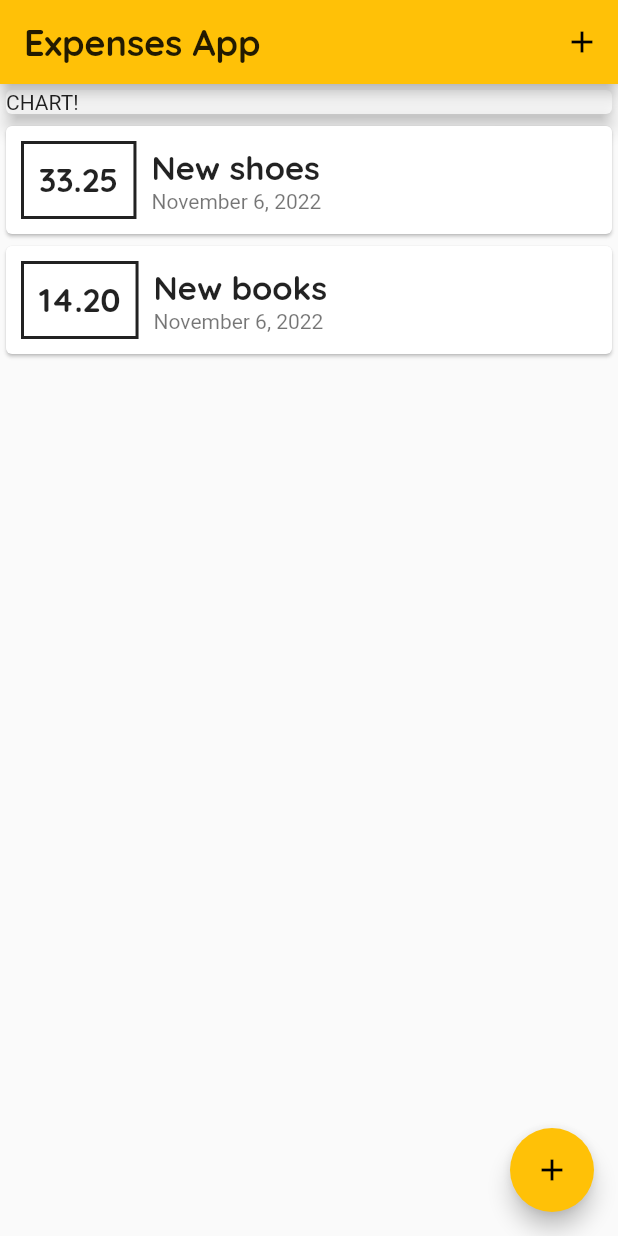
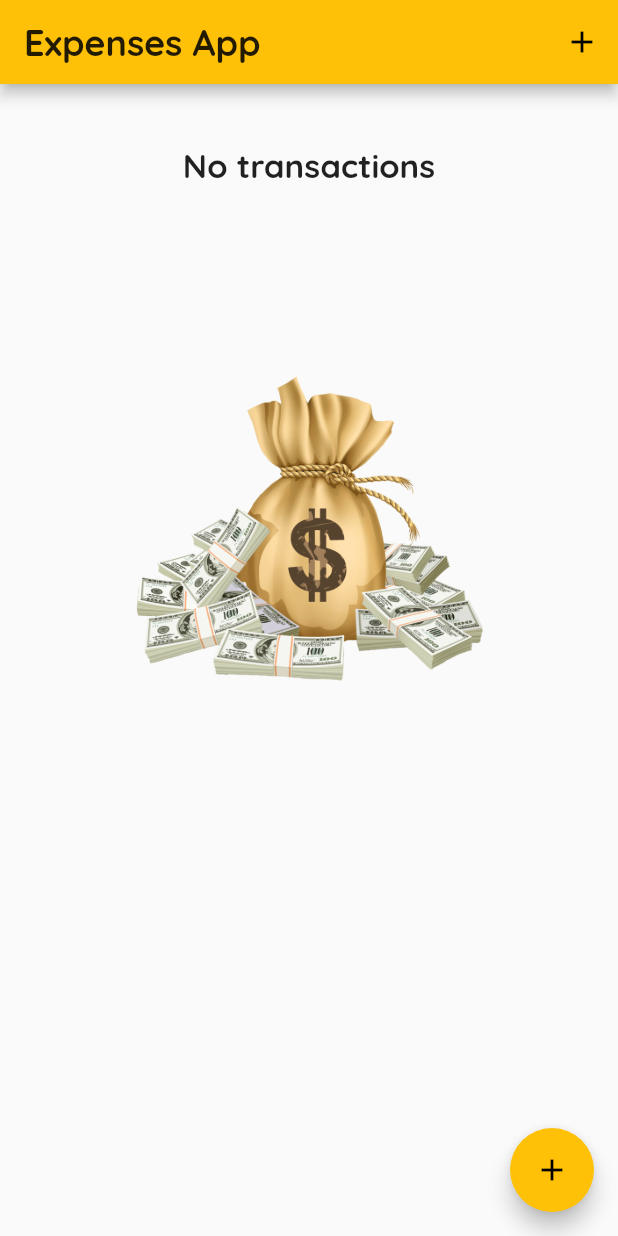
Before and after one commit to Kvitusja/expenses_tracker, a Flutter app: the screen it shows after launch, on a phone screen of 412 x 824 dp. Run offline on Flutter 3.47's test engine with Material 2 defaults, Android fonts, the phone set to English and light mode, and no system bars.

Commit message:
chart added

```diff
--- a/lib/main.dart
+++ b/lib/main.dart
@@ -13,6 +13,7 @@ class MyApp extends StatelessWidget {
   @override
   Widget build(BuildContext context) {
     return MaterialApp(
+      debugShowCheckedModeBanner: false,
       theme: ThemeData(
         fontFamily: 'Quicksand',
         textTheme: ThemeData.light().textTheme.copyWith(
--- /dev/null
+++ b/lib/widgets/chart.dart
@@ -0,0 +1,40 @@
+import 'package:expenses_tracker/models/transactions.dart';
+import 'package:flutter/material.dart';
+import 'package:intl/intl.dart';
+
+class Chart extends StatelessWidget {
+  final List<Transactions> recentTransactions;
+  List<Map<String, Object>> get groupedTransactionValues {
+    return List.generate(7, (index) {
+      final weekDay = DateTime.now().subtract(
+        Duration(days: index),
+      );
+
+      double totalSum = 0.0;
+      for (var i = 0; i <= recentTransactions.length; i++) {
+        if (recentTransactions[i].date.day == weekDay.day &&
+            recentTransactions[i] == weekDay.month &&
+            recentTransactions[i] == weekDay.year) {
+          totalSum += recentTransactions[i].amount;
+        }
+      }
+      return {
+        'day': DateFormat.E().format(weekDay),
+        'amount': totalSum.toStringAsFixed(2),
+      };
+    });
+  }
+
+  const Chart({Key? key, required this.recentTransactions}) : super(key: key);
+
+  @override
+  Widget build(BuildContext context) {
+    return Card(
+      elevation: 6,
+      margin: const EdgeInsets.all(20.0),
+      child: Row(
+        children: [],
+      ),
+    );
+  }
+}
--- a/lib/widgets/main_screen_widget.dart
+++ b/lib/widgets/main_screen_widget.dart
@@ -1,3 +1,4 @@
+import 'package:expenses_tracker/widgets/chart.dart';
 import 'package:expenses_tracker/widgets/transactions_list.dart';
 import 'package:flutter/material.dart';
 import '../models/transactions.dart';
@@ -11,20 +12,30 @@ class MainScreenWidget extends StatefulWidget {
 }
 
 class _MainScreenWidgetState extends State<MainScreenWidget> {
-  final List<Transactions> userTransactions = [
-    Transactions(
-      id: 't1',
-      title: 'New shoes',
-      amount: 33.25,
-      date: DateTime.now(),
-    ),
-    Transactions(
-      id: 't2',
-      title: 'New books',
-      amount: 14.2,
-      date: DateTime.now(),
-    ),
+  final List<Transactions> _userTransactions = [
+    // Transactions(
+    //   id: 't1',
+    //   title: 'New shoes',
+    //   amount: 33.25,
+    //   date: DateTime.now(),
+    // ),
+    // Transactions(
+    //   id: 't2',
+    //   title: 'New books',
+    //   amount: 14.2,
+    //   date: DateTime.now(),
+    // ),
   ];
+
+  List<Transactions> get _recentTransactions {
+    return _userTransactions.where((element) {
+      return element.date.isAfter(
+        DateTime.now().subtract(
+          const Duration(days: 7),
+        ),
+      );
+    }).toList();
+  }
 
   void _addNewTransaction(String newTitle, double newAmount) {
     final newTransaction = Transactions(
@@ -35,7 +46,7 @@ class _MainScreenWidgetState extends State<MainScreenWidget> {
     );
 
     setState(() {
-      userTransactions.add(newTransaction);
+      _userTransactions.add(newTransaction);
     });
   }
 
@@ -65,16 +76,9 @@ class _MainScreenWidgetState extends State<MainScreenWidget> {
           //mainAxisAlignment: MainAxisAlignment.spaceAround,
           //crossAxisAlignment: CrossAxisAlignment.stretch,
           children: [
-            Container(
-              width: double.infinity,
-              child: const Card(
-                color: Colors.white70,
-                elevation: 5,
-                child: Text('CHART!'),
-              ),
-            ),
+            Chart(recentTransactions: _recentTransactions),
             TransactionsList(
-              transactions: userTransactions,
+              transactions: _userTransactions,
             ),
           ],
         ),
--- a/lib/widgets/transactions_list.dart
+++ b/lib/widgets/transactions_list.dart
@@ -5,13 +5,33 @@ import '../models/transactions.dart';
 
 class TransactionsList extends StatelessWidget {
   final List<Transactions> transactions;
-  const TransactionsList({Key? key, required this.transactions}) : super(key: key);
+  const TransactionsList({Key? key, required this.transactions})
+      : super(key: key);
 
   @override
   Widget build(BuildContext context) {
     return Container(
       height: 380,
-      child: ListView.builder(
+      child: transactions.isEmpty
+          ? Column(
+              mainAxisAlignment: MainAxisAlignment.spaceAround,
+              //crossAxisAlignment: CrossAxisAlignment.center,
+              children: [
+                Text(
+                  'No transactions',
+                  style: Theme.of(context).textTheme.titleLarge,
+                ),
+                const SizedBox(
+                  height: 100,
+                ),
+                SizedBox(
+                  height: 250,
+                  width: 300,
+                  child: Image.asset('assets/images/money.png'),
+                ),
+              ],
+            )
+          : ListView.builder(
               itemCount: transactions.length,
               itemBuilder: (BuildContext context, int index) {
                 return Card(
@@ -19,8 +39,8 @@ class TransactionsList extends StatelessWidget {
                     children: [
                       Container(
                         decoration: BoxDecoration(
-                      border: Border.all(
-                          color: Colors.black87, width: 2)),
+                            border:
+                                Border.all(color: Colors.black87, width: 2)),
                         margin: const EdgeInsets.all(10),
                         padding: const EdgeInsets.all(10),
                         child: Text(
@@ -37,7 +57,8 @@ class TransactionsList extends StatelessWidget {
                             textAlign: TextAlign.left,
                           ),
                           Text(
-                      DateFormat.yMMMMd().format(transactions[index].date),
+                            DateFormat.yMMMMd()
+                                .format(transactions[index].date),
                             style: const TextStyle(color: Colors.black54),
                           ),
                         ],
--- a/pubspec.yaml
+++ b/pubspec.yaml
@@ -61,8 +61,8 @@ flutter:
   uses-material-design: true
 
   # To add assets to your application, add an assets section, like this:
-  # assets:
-  #   - images/a_dot_burr.jpeg
+  assets:
+   - assets/images/money.png
   #   - images/a_dot_ham.jpeg
 
   # An image asset can refer to one or more resolution-specific "variants", see
```
Also changed, not shown: assets/images/money.png (added). Lines whose indentation alone changed are shown as unchanged.
